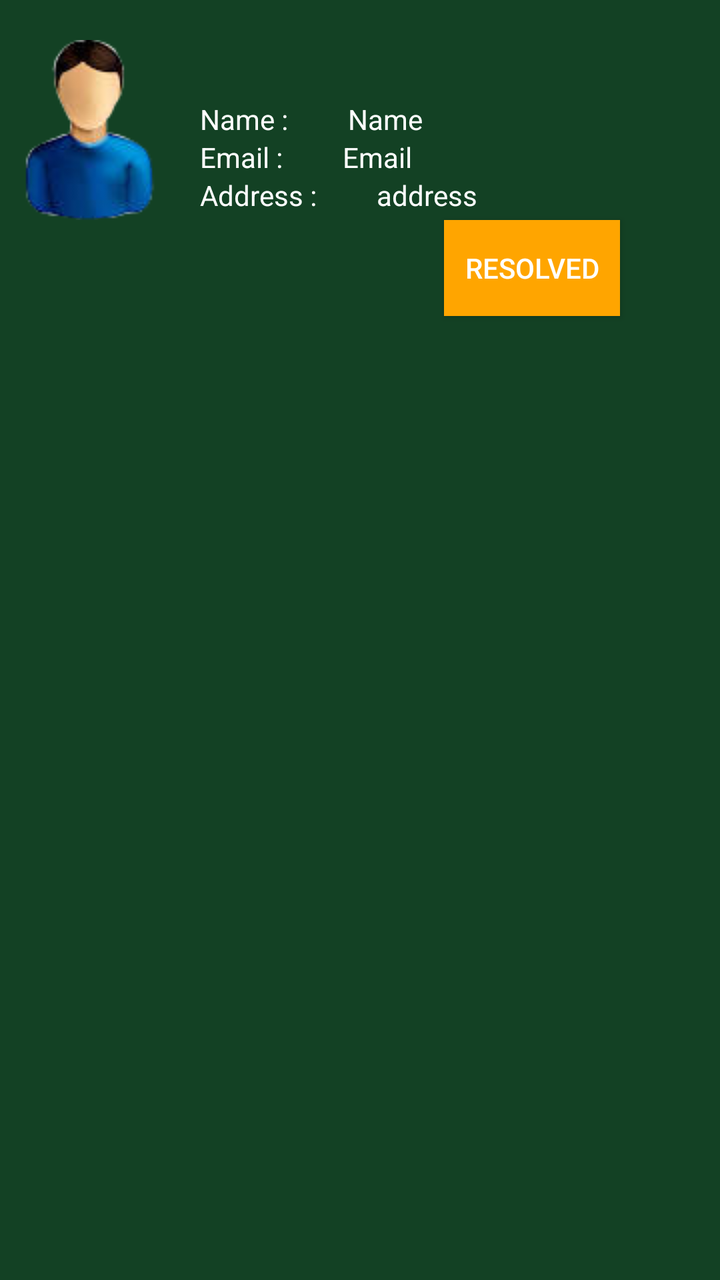
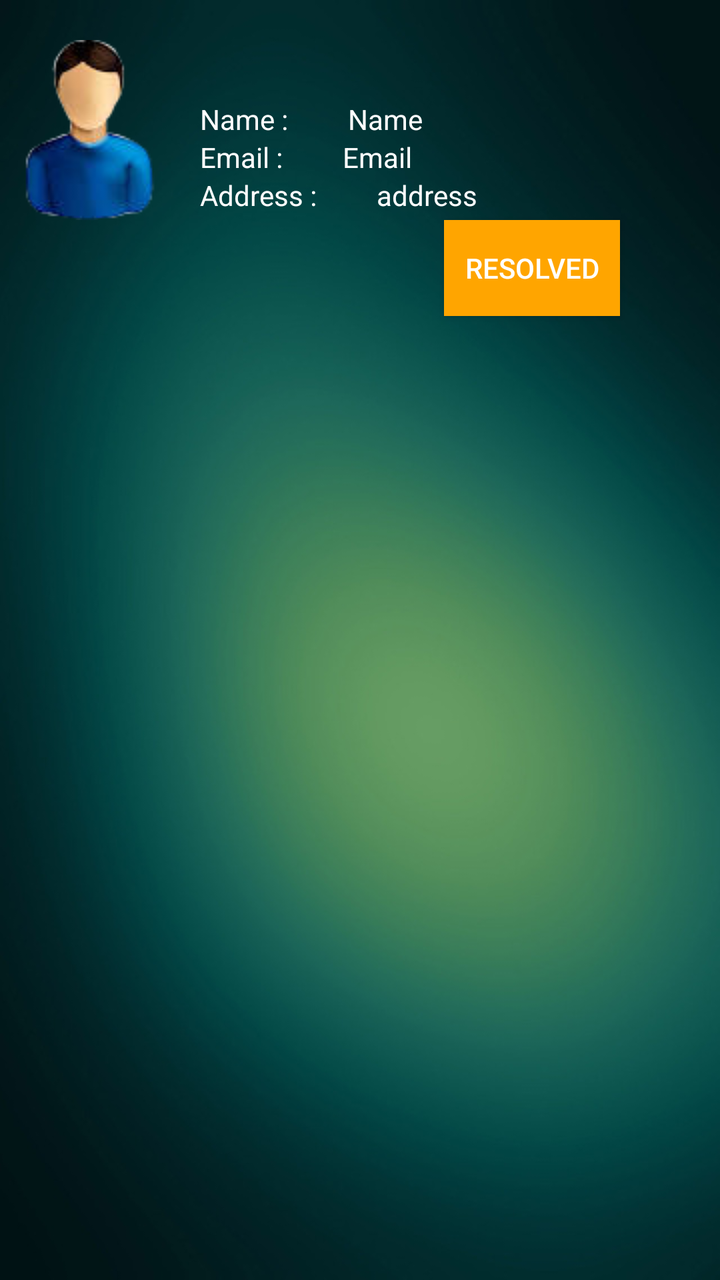

Screens rendered from an Android XML layout before and after an edit, with the pre-edit source and the edit as a unified diff.
<!-- AndroidManifest.xml: application theme AppTheme -->
<!-- res/layout/theftprofile.xml -->
<?xml version="1.0" encoding="utf-8"?>
<RelativeLayout xmlns:android="http://schemas.android.com/apk/res/android"
    android:layout_width="match_parent" android:layout_height="match_parent"
    android:background="@drawable/background">

    <ImageView
        android:layout_width="wrap_content"
        android:layout_height="wrap_content"
        android:id="@+id/imageView"
        android:layout_alignParentTop="true"
        android:layout_alignParentLeft="true"
        android:layout_alignParentStart="true"
        android:src="@drawable/user"
        android:layout_marginTop="20dp"/>

   <LinearLayout
       android:layout_width="wrap_content"
       android:layout_height="wrap_content"
       android:id="@+id/lLayoutOne"
       android:layout_marginTop="50dp">
    <TextView
        android:layout_width="wrap_content"
        android:layout_height="wrap_content"
        android:text="Name :"
        android:id="@+id/name"
        android:layout_marginLeft="100dp"
        android:textColor="#FFFFFF"
       />
        <TextView
            android:layout_width="wrap_content"
            android:layout_height="wrap_content"
            android:text="Name"
            android:id="@+id/txtName"
            android:layout_marginLeft="30dp"
            android:textColor="#FFFFFF"
            />
   </LinearLayout>
    <LinearLayout
        android:layout_width="wrap_content"
        android:layout_height="wrap_content"
        android:id="@+id/lLayoutTwo"
        android:layout_below="@+id/lLayoutOne">
        <TextView
            android:layout_width="wrap_content"
            android:layout_height="wrap_content"
            android:text="Email :"
            android:id="@+id/email"
            android:layout_marginLeft="100dp"
            android:textColor="#FFFFFF"
            />
        <TextView
            android:layout_width="wrap_content"
            android:layout_height="wrap_content"
            android:text="Email"
            android:id="@+id/txtEmail"
            android:layout_marginLeft="30dp"
            android:textColor="#FFFFFF"
            />
    </LinearLayout>
    <LinearLayout
        android:layout_width="wrap_content"
        android:layout_height="wrap_content"
        android:id="@+id/lLayoutThree"
        android:layout_below="@+id/lLayoutTwo">
        <TextView
            android:layout_width="wrap_content"
            android:layout_height="wrap_content"
            android:text="Address :"
            android:id="@+id/address"
            android:layout_marginLeft="100dp"
            android:textColor="#FFFFFF"
            />
        <TextView
            android:layout_width="wrap_content"
            android:layout_height="wrap_content"
            android:text="address"
            android:id="@+id/txtAddress"
            android:layout_marginLeft="30dp"
            android:textColor="#FFFFFF"
            />
    </LinearLayout>

    <Button
        android:layout_width="wrap_content"
        android:layout_height="wrap_content"
        android:text="Resolved"
        android:id="@+id/resolve"
        android:layout_below="@+id/imageView"
        android:layout_alignParentRight="true"
        android:layout_alignParentEnd="true"
        android:layout_marginRight="50dp"
        android:background="#FFA500"
        android:textColor="#FFFFFF"/>



</RelativeLayout>
<!-- resources referenced by this layout -->
<resources>
  <!-- drawable background: jpg bitmap (drawable, 42034 bytes) -->
  <!-- drawable user: png bitmap (drawable, 10281 bytes) -->
  <style name="AppTheme" parent="Theme.AppCompat.Light.DarkActionBar">
          
          <item name="colorPrimary">@color/colorPrimary</item>
          <item name="colorPrimaryDark">@color/colorPrimaryDark</item>
          <item name="colorAccent">@color/colorAccent</item>
      </style>
  <color name="colorPrimary">#3F51B5</color>
  <color name="colorPrimaryDark">#303F9F</color>
  <color name="colorAccent">#FF4081</color>
</resources>

<!-- the commit's change to res/layout/theftprofile.xml (unified diff, before → after) -->
@@ -1,7 +1,7 @@
 <?xml version="1.0" encoding="utf-8"?>
 <RelativeLayout xmlns:android="http://schemas.android.com/apk/res/android"
     android:layout_width="match_parent" android:layout_height="match_parent"
-    android:background="@drawable/background">
+    android:background="@drawable/background1">
 
     <ImageView
         android:layout_width="wrap_content"
<!-- resource entries referenced after the edit -->
@@ -1,6 +1,6 @@
 <!-- resources referenced by this layout -->
 <resources>
-  <!-- drawable background: jpg bitmap (drawable, 42034 bytes) -->
+  <!-- drawable background1: jpg bitmap (drawable, 42034 bytes) -->
   <!-- drawable user: png bitmap (drawable, 10281 bytes) -->
   <style name="AppTheme" parent="Theme.AppCompat.Light.DarkActionBar">
           
